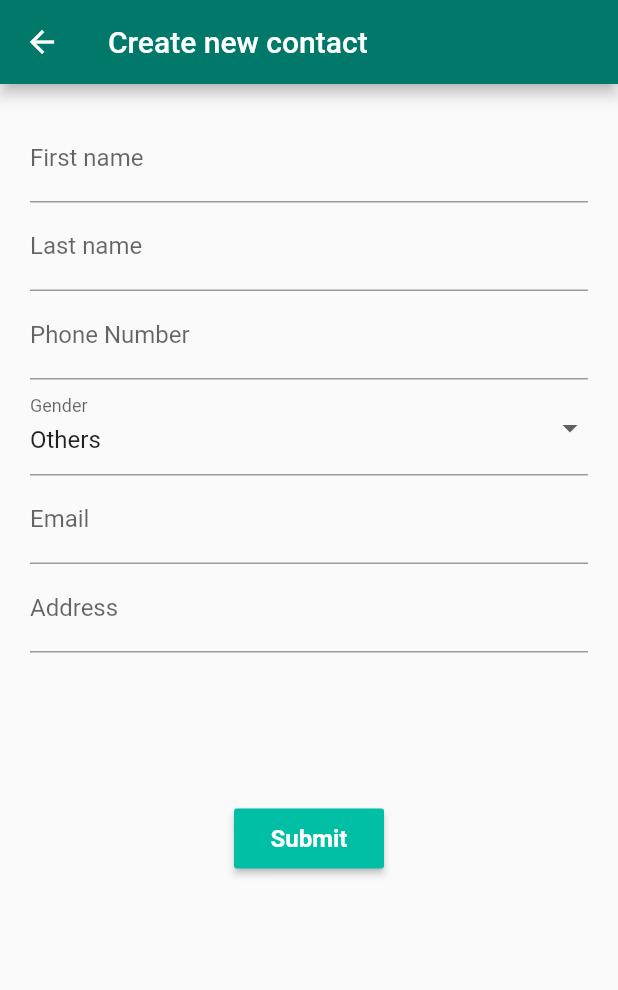
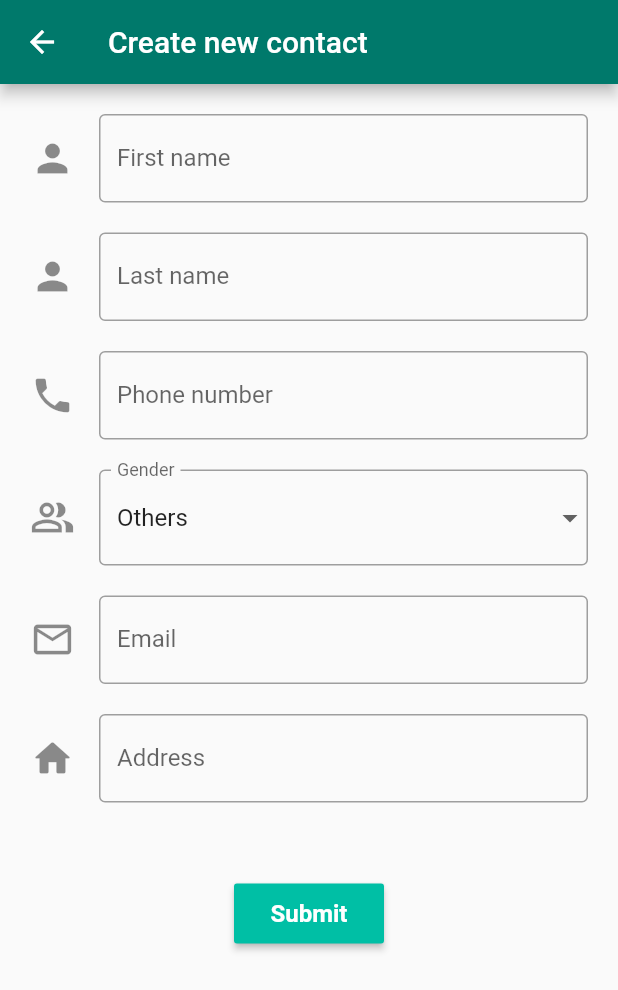
Before and after one commit to heupotato/flutter_contact_list, a Flutter app: the screen it shows after launch, after a tap on the "add circle outline" icon, on a phone screen of 412 x 824 dp. Shown: the top 990 px of the screen. Run offline on Flutter 3.47's test engine with Material 2 defaults, Android fonts, the phone set to English and light mode, and no system bars; our stand-ins replace hive, hive_flutter; missing offline and left inert: mdi; accounts and stored records are empty.

Commit message:
Update UI of textfields

```diff
--- a/lib/ui/screens/new_contact_screen.dart
+++ b/lib/ui/screens/new_contact_screen.dart
@@ -37,9 +37,29 @@ class _NewContactScreenState extends State<NewContactScreen> {
 
     final GlobalKey<FormState> formKey = GlobalKey<FormState>();
 
+    final OutlineInputBorder outlineTextField = OutlineInputBorder(
+        borderSide: const BorderSide(
+            color: Colors.grey,
+        ),
+    );
+
+    final OutlineInputBorder focusedTextField = OutlineInputBorder(
+        borderRadius: BorderRadius.all(Radius.circular(2.0)),
+        borderSide: BorderSide(color: Colors.blue),
+    );
+
+    InputDecoration fieldDecoration(String label, IconData iconData){
+        return InputDecoration(
+            labelText: label,
+            icon: Icon(iconData, size: 30),
+            enabledBorder: outlineTextField,
+            focusedBorder: focusedTextField
+        );
+    }
+
     Widget firstNameField(){
         return TextFormField(
-            decoration: InputDecoration(labelText: "First name"),
+            decoration: fieldDecoration("First name", Icons.person_sharp),
             validator: Validator.firstName,
             onSaved: (String ? value) => firstName = value!,
         );
@@ -47,7 +67,7 @@ class _NewContactScreenState extends State<NewContactScreen> {
 
     Widget lastNameField(){
         return TextFormField(
-            decoration: InputDecoration(labelText: "Last name"),
+            decoration: fieldDecoration("Last name", Icons.person_sharp),
             validator: Validator.lastname,
             onSaved: (String ? value) => lastName = value!,
         );
@@ -55,7 +75,7 @@ class _NewContactScreenState extends State<NewContactScreen> {
 
     Widget phoneNumberField(){
         return TextFormField(
-            decoration: InputDecoration(labelText: "Phone Number"),
+            decoration: fieldDecoration("Phone number", Icons.phone),
             validator: Validator.phoneNumber,
             onSaved: (String ? value) => phoneNumber = value!,
         );
@@ -63,7 +83,7 @@ class _NewContactScreenState extends State<NewContactScreen> {
 
     Widget genderField(){
         return DropdownButtonFormField(
-            decoration: InputDecoration(labelText: "Gender"),
+            decoration: fieldDecoration("Gender", Icons.people_alt_outlined),
             onChanged: (Gender ? newValue) => {
                 setState(() => gender = newValue!)
             },
@@ -81,7 +101,7 @@ class _NewContactScreenState extends State<NewContactScreen> {
 
     Widget emailField(){
         return TextFormField(
-            decoration: InputDecoration(labelText: "Email"),
+            decoration: fieldDecoration("Email", Icons.email_outlined),
             validator: Validator.email,
             onSaved: (String ? value) => email = value!
         );
@@ -89,8 +109,8 @@ class _NewContactScreenState extends State<NewContactScreen> {
 
     Widget addressField(){
         return TextFormField(
-                decoration: InputDecoration(labelText: "Address"),
-                onSaved: (String ? value) => address = value!
+            decoration: fieldDecoration("Address", Icons.home_rounded),
+            onSaved: (String ? value) => address = value!
         );
     }
 
@@ -135,15 +155,15 @@ class _NewContactScreenState extends State<NewContactScreen> {
                     key: formKey,
                     child: SingleChildScrollView(
                         child: Column(
-                            mainAxisAlignment: MainAxisAlignment.center,
+                            mainAxisAlignment: MainAxisAlignment.spaceBetween,
                                 children: [
-                                firstNameField(),
-                                lastNameField(),
-                                phoneNumberField(),
-                                genderField(),
-                                emailField(),
+                                firstNameField(), SizedBox(height: 20),
+                                lastNameField(), SizedBox(height: 20),
+                                phoneNumberField(), SizedBox(height: 20),
+                                genderField(), SizedBox(height: 20),
+                                emailField(), SizedBox(height: 20),
                                 addressField(),
-                                SizedBox(height: 100),
+                                SizedBox(height: 50),
                                 CustomElevatedButton(title: "Submit", style: _raisedButtonStyle, onPressed: _onSubmit)
                             ],
                         )
--- a/lib/ui/widgets/contact_detail.dart
+++ b/lib/ui/widgets/contact_detail.dart
@@ -57,6 +57,7 @@ class ContactDetail extends StatelessWidget {
 
   Card detailInfo(String title, String info, IconData icon){
     return Card(
+      shadowColor: Colors.black,
       child: ListTile(
         title: shownInfo(info, title),
         subtitle: Text(title),
```
Also changed, not shown: lib/ui/screens/update_contact_screen.dart (+34 -15 lines).
